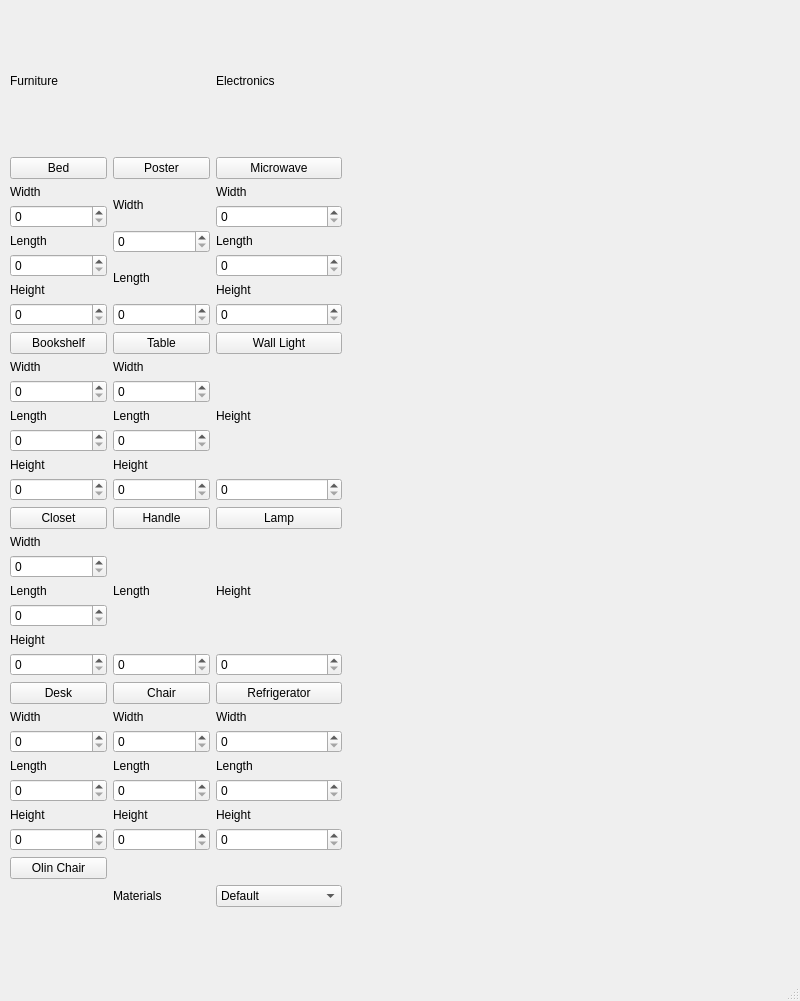
Qt form Gui5.ui (nlintz/Room-Arranger) before a commit.
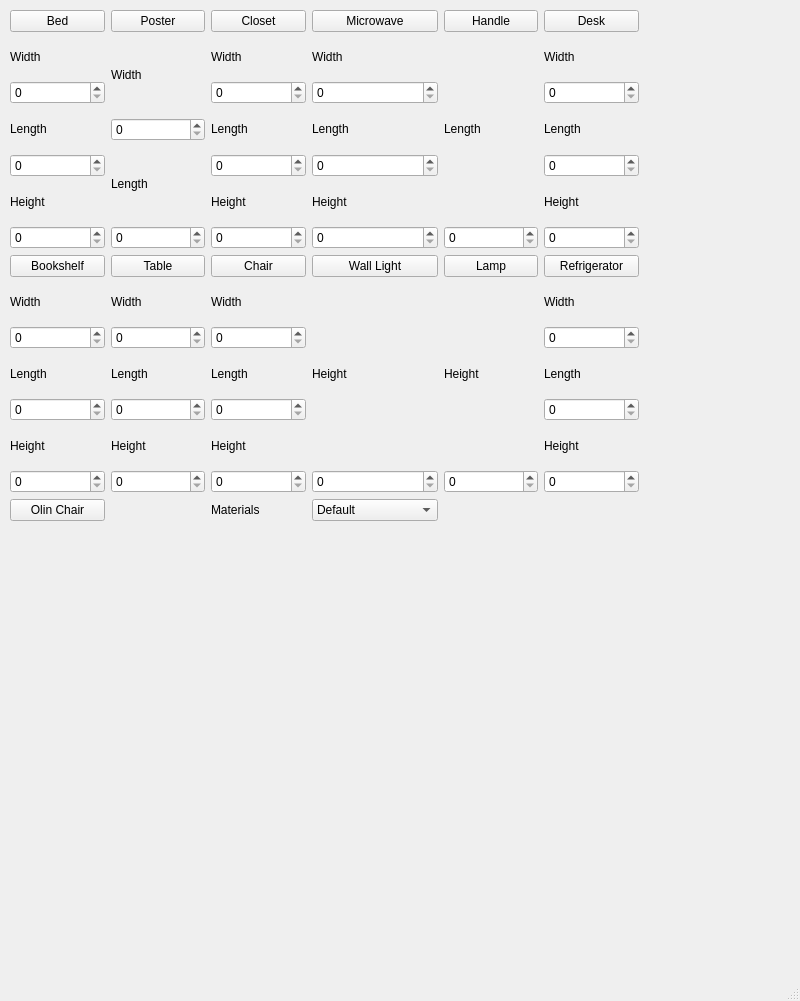
The same form after that commit.

Commit message: major changes to gui layout

Diff of the .ui file:
```diff
--- a/Gui5.ui
+++ b/Gui5.ui
@@ -19,92 +19,57 @@
      <rect>
       <x>10</x>
       <y>10</y>
-      <width>332</width>
-      <height>897</height>
+      <width>629</width>
+      <height>511</height>
      </rect>
     </property>
     <layout class="QGridLayout" name="gridLayout">
-     <item row="0" column="0">
-      <widget class="QLabel" name="Furniture_Label">
-       <property name="text">
-        <string>Furniture</string>
-       </property>
-      </widget>
-     </item>
-     <item row="0" column="1">
-      <widget class="QLabel" name="TopSpacerLabel">
-       <property name="text">
-        <string/>
-       </property>
-      </widget>
-     </item>
-     <item row="0" column="2">
-      <widget class="QLabel" name="ElectronicsLabel">
-       <property name="text">
-        <string>Electronics</string>
-       </property>
-      </widget>
-     </item>
-     <item row="1" column="0">
-      <widget class="QPushButton" name="BedButton">
-       <property name="text">
-        <string>Bed</string>
-       </property>
-      </widget>
-     </item>
-     <item row="1" column="1">
-      <widget class="QPushButton" name="PosterButton">
-       <property name="text">
-        <string>Poster</string>
-       </property>
-      </widget>
-     </item>
-     <item row="1" column="2">
+     <item row="0" column="3">
       <widget class="QPushButton" name="MicrowaveButton">
        <property name="text">
         <string>Microwave</string>
        </property>
       </widget>
      </item>
-     <item row="2" column="0">
-      <layout class="QVBoxLayout" name="verticalLayout">
+     <item row="1" column="5">
+      <layout class="QVBoxLayout" name="verticalLayout_10">
        <item>
-        <widget class="QLabel" name="label_30">
+        <widget class="QLabel" name="label_12">
          <property name="text">
           <string>Width</string>
          </property>
         </widget>
        </item>
        <item>
-        <widget class="QSpinBox" name="BedWidth">
+        <widget class="QSpinBox" name="DeskWidth">
          <property name="maximum">
           <number>10</number>
          </property>
         </widget>
        </item>
        <item>
-        <widget class="QLabel" name="label_31">
+        <widget class="QLabel" name="label_13">
          <property name="text">
           <string>Length</string>
          </property>
         </widget>
        </item>
        <item>
-        <widget class="QSpinBox" name="BedLength">
+        <widget class="QSpinBox" name="DeskLength">
          <property name="maximum">
           <number>10</number>
          </property>
         </widget>
        </item>
        <item>
-        <widget class="QLabel" name="label_32">
+        <widget class="QLabel" name="label_14">
          <property name="text">
           <string>Height</string>
          </property>
         </widget>
        </item>
        <item>
-        <widget class="QSpinBox" name="BedHeight">
+        <widget class="QSpinBox" name="DeskHeight">
          <property name="maximum">
           <number>10</number>
          </property>
@@ -112,39 +77,53 @@
        </item>
       </layout>
      </item>
-     <item row="2" column="1">
-      <layout class="QVBoxLayout" name="verticalLayout_2">
+     <item row="3" column="1">
+      <layout class="QVBoxLayout" name="verticalLayout_5">
        <item>
-        <widget class="QLabel" name="label_27">
+        <widget class="QLabel" name="label_21">
          <property name="text">
           <string>Width</string>
          </property>
         </widget>
        </item>
        <item>
-        <widget class="QSpinBox" name="PosterWidth">
+        <widget class="QSpinBox" name="TableWidth">
          <property name="maximum">
           <number>10</number>
          </property>
         </widget>
        </item>
        <item>
-        <widget class="QLabel" name="label_28">
+        <widget class="QLabel" name="label_22">
          <property name="text">
           <string>Length</string>
          </property>
         </widget>
        </item>
        <item>
-        <widget class="QSpinBox" name="PosterLength">
+        <widget class="QSpinBox" name="TableLength">
          <property name="maximum">
           <number>10</number>
          </property>
         </widget>
        </item>
+       <item>
+        <widget class="QLabel" name="label_23">
+         <property name="text">
+          <string>Height</string>
+         </property>
+        </widget>
+       </item>
+       <item>
+        <widget class="QSpinBox" name="TableHeight">
+         <property name="maximum">
+          <number>10</number>
+         </property>
+        </widget>
+       </item>
       </layout>
      </item>
-     <item row="2" column="2">
+     <item row="1" column="3">
       <layout class="QVBoxLayout" name="verticalLayout_3">
        <item>
         <widget class="QLabel" name="label_18">
@@ -190,28 +169,28 @@
        </item>
       </layout>
      </item>
-     <item row="3" column="0">
+     <item row="2" column="0">
       <widget class="QPushButton" name="BookshelfButton">
        <property name="text">
         <string>Bookshelf</string>
        </property>
       </widget>
      </item>
-     <item row="3" column="1">
+     <item row="2" column="1">
       <widget class="QPushButton" name="TableButton">
        <property name="text">
         <string>Table</string>
        </property>
       </widget>
      </item>
-     <item row="3" column="2">
+     <item row="2" column="3">
       <widget class="QPushButton" name="WallLightButton">
        <property name="text">
         <string>Wall Light</string>
        </property>
       </widget>
      </item>
-     <item row="4" column="0">
+     <item row="3" column="0">
       <layout class="QVBoxLayout" name="verticalLayout_4">
        <item>
         <widget class="QLabel" name="label_9">
@@ -257,53 +236,7 @@
        </item>
       </layout>
      </item>
-     <item row="4" column="1">
-      <layout class="QVBoxLayout" name="verticalLayout_5">
-       <item>
-        <widget class="QLabel" name="label_21">
-         <property name="text">
-          <string>Width</string>
-         </property>
-        </widget>
-       </item>
-       <item>
-        <widget class="QSpinBox" name="TableWidth">
-         <property name="maximum">
-          <number>10</number>
-         </property>
-        </widget>
-       </item>
-       <item>
-        <widget class="QLabel" name="label_22">
-         <property name="text">
-          <string>Length</string>
-         </property>
-        </widget>
-       </item>
-       <item>
-        <widget class="QSpinBox" name="TableLength">
-         <property name="maximum">
-          <number>10</number>
-         </property>
-        </widget>
-       </item>
-       <item>
-        <widget class="QLabel" name="label_23">
-         <property name="text">
-          <string>Height</string>
-         </property>
-        </widget>
-       </item>
-       <item>
-        <widget class="QSpinBox" name="TableHeight">
-         <property name="maximum">
-          <number>10</number>
-         </property>
-        </widget>
-       </item>
-      </layout>
-     </item>
-     <item row="4" column="2">
+     <item row="3" column="3">
       <layout class="QVBoxLayout" name="verticalLayout_6">
        <item>
         <widget class="QLabel" name="label_34">
@@ -321,14 +254,170 @@
        </item>
       </layout>
      </item>
-     <item row="5" column="0">
-      <widget class="QPushButton" name="ClosetButton">
+     <item row="0" column="0">
+      <widget class="QPushButton" name="BedButton">
        <property name="text">
-        <string>Closet</string>
+        <string>Bed</string>
        </property>
       </widget>
      </item>
-     <item row="6" column="0">
+     <item row="0" column="1">
+      <widget class="QPushButton" name="PosterButton">
+       <property name="text">
+        <string>Poster</string>
+       </property>
+      </widget>
+     </item>
+     <item row="3" column="5">
+      <layout class="QVBoxLayout" name="verticalLayout_12">
+       <item>
+        <widget class="QLabel" name="label_35">
+         <property name="text">
+          <string>Width</string>
+         </property>
+        </widget>
+       </item>
+       <item>
+        <widget class="QSpinBox" name="RefrigeratorWidth">
+         <property name="maximum">
+          <number>10</number>
+         </property>
+        </widget>
+       </item>
+       <item>
+        <widget class="QLabel" name="label_36">
+         <property name="text">
+          <string>Length</string>
+         </property>
+        </widget>
+       </item>
+       <item>
+        <widget class="QSpinBox" name="RefrigeratorLength">
+         <property name="maximum">
+          <number>10</number>
+         </property>
+        </widget>
+       </item>
+       <item>
+        <widget class="QLabel" name="label_37">
+         <property name="text">
+          <string>Height</string>
+         </property>
+        </widget>
+       </item>
+       <item>
+        <widget class="QSpinBox" name="RefrigeratorHeight">
+         <property name="maximum">
+          <number>10</number>
+         </property>
+        </widget>
+       </item>
+      </layout>
+     </item>
+     <item row="1" column="4">
+      <layout class="QVBoxLayout" name="verticalLayout_13">
+       <item>
+        <widget class="QLabel" name="label_33">
+         <property name="text">
+          <string>Length</string>
+         </property>
+        </widget>
+       </item>
+       <item>
+        <widget class="QSpinBox" name="HandleLength">
+         <property name="maximum">
+          <number>10</number>
+         </property>
+        </widget>
+       </item>
+      </layout>
+     </item>
+     <item row="1" column="0">
+      <layout class="QVBoxLayout" name="verticalLayout">
+       <item>
+        <widget class="QLabel" name="label_30">
+         <property name="text">
+          <string>Width</string>
+         </property>
+        </widget>
+       </item>
+       <item>
+        <widget class="QSpinBox" name="BedWidth">
+         <property name="maximum">
+          <number>10</number>
+         </property>
+        </widget>
+       </item>
+       <item>
+        <widget class="QLabel" name="label_31">
+         <property name="text">
+          <string>Length</string>
+         </property>
+        </widget>
+       </item>
+       <item>
+        <widget class="QSpinBox" name="BedLength">
+         <property name="maximum">
+          <number>10</number>
+         </property>
+        </widget>
+       </item>
+       <item>
+        <widget class="QLabel" name="label_32">
+         <property name="text">
+          <string>Height</string>
+         </property>
+        </widget>
+       </item>
+       <item>
+        <widget class="QSpinBox" name="BedHeight">
+         <property name="maximum">
+          <number>10</number>
+         </property>
+        </widget>
+       </item>
+      </layout>
+     </item>
+     <item row="0" column="4">
+      <widget class="QPushButton" name="HandleButton">
+       <property name="text">
+        <string>Handle</string>
+       </property>
+      </widget>
+     </item>
+     <item row="1" column="1">
+      <layout class="QVBoxLayout" name="verticalLayout_2">
+       <item>
+        <widget class="QLabel" name="label_27">
+         <property name="text">
+          <string>Width</string>
+         </property>
+        </widget>
+       </item>
+       <item>
+        <widget class="QSpinBox" name="PosterWidth">
+         <property name="maximum">
+          <number>10</number>
+         </property>
+        </widget>
+       </item>
+       <item>
+        <widget class="QLabel" name="label_28">
+         <property name="text">
+          <string>Length</string>
+         </property>
+        </widget>
+       </item>
+       <item>
+        <widget class="QSpinBox" name="PosterLength">
+         <property name="maximum">
+          <number>10</number>
+         </property>
+        </widget>
+       </item>
+      </layout>
+     </item>
+     <item row="1" column="2">
       <layout class="QVBoxLayout" name="verticalLayout_7">
        <item>
         <widget class="QLabel" name="label_3">
@@ -374,40 +463,8 @@
        </item>
       </layout>
      </item>
-     <item row="5" column="1">
-      <widget class="QPushButton" name="HandleButton">
-       <property name="text">
-        <string>Handle</string>
-       </property>
-      </widget>
-     </item>
-     <item row="5" column="2">
-      <widget class="QPushButton" name="LampButton">
-       <property name="text">
-        <string>Lamp</string>
-       </property>
-      </widget>
-     </item>
-     <item row="6" column="1">
-      <layout class="QVBoxLayout" name="verticalLayout_8">
-       <item>
-        <widget class="QLabel" name="label_33">
-         <property name="text">
-          <string>Length</string>
-         </property>
-        </widget>
-       </item>
-       <item>
-        <widget class="QSpinBox" name="HandleLength">
-         <property name="maximum">
-          <number>10</number>
-         </property>
-        </widget>
-       </item>
-      </layout>
-     </item>
-     <item row="6" column="2">
-      <layout class="QVBoxLayout" name="verticalLayout_9">
+     <item row="3" column="4">
+      <layout class="QVBoxLayout" name="verticalLayout_15">
        <item>
         <widget class="QLabel" name="label_29">
          <property name="text">
@@ -424,180 +481,42 @@
        </item>
       </layout>
      </item>
-     <item row="7" column="0">
-      <widget class="QPushButton" name="DeskButton">
+     <item row="4" column="2">
+      <widget class="QLabel" name="MaterialsLabel">
        <property name="text">
-        <string>Desk</string>
+        <string>Materials</string>
        </property>
       </widget>
      </item>
-     <item row="7" column="1">
+     <item row="2" column="2">
       <widget class="QPushButton" name="ChairButton">
        <property name="text">
         <string>Chair</string>
        </property>
       </widget>
      </item>
-     <item row="7" column="2">
-      <widget class="QPushButton" name="RefrigeratorButton">
-       <property name="text">
-        <string>Refrigerator</string>
-       </property>
-      </widget>
-     </item>
-     <item row="8" column="0">
-      <layout class="QVBoxLayout" name="verticalLayout_10">
-       <item>
-        <widget class="QLabel" name="label_12">
-         <property name="text">
-          <string>Width</string>
-         </property>
-        </widget>
-       </item>
-       <item>
-        <widget class="QSpinBox" name="DeskWidth">
-         <property name="maximum">
-          <number>10</number>
-         </property>
-        </widget>
-       </item>
-       <item>
-        <widget class="QLabel" name="label_13">
-         <property name="text">
-          <string>Length</string>
-         </property>
-        </widget>
-       </item>
-       <item>
-        <widget class="QSpinBox" name="DeskLength">
-         <property name="maximum">
-          <number>10</number>
-         </property>
-        </widget>
-       </item>
-       <item>
-        <widget class="QLabel" name="label_14">
-         <property name="text">
-          <string>Height</string>
-         </property>
-        </widget>
-       </item>
-       <item>
-        <widget class="QSpinBox" name="DeskHeight">
-         <property name="maximum">
-          <number>10</number>
-         </property>
-        </widget>
-       </item>
-      </layout>
-     </item>
-     <item row="8" column="1">
-      <layout class="QVBoxLayout" name="verticalLayout_11">
-       <item>
-        <widget class="QLabel" name="label_24">
-         <property name="text">
-          <string>Width</string>
-         </property>
-        </widget>
-       </item>
-       <item>
-        <widget class="QSpinBox" name="ChairWidth">
-         <property name="maximum">
-          <number>10</number>
-         </property>
-        </widget>
-       </item>
-       <item>
-        <widget class="QLabel" name="label_25">
-         <property name="text">
-          <string>Length</string>
-         </property>
-        </widget>
-       </item>
-       <item>
-        <widget class="QSpinBox" name="ChairLength">
-         <property name="maximum">
-          <number>10</number>
-         </property>
-        </widget>
-       </item>
-       <item>
-        <widget class="QLabel" name="label_26">
-         <property name="text">
-          <string>Height</string>
-         </property>
-        </widget>
-       </item>
-       <item>
-        <widget class="QSpinBox" name="ChairHeight">
-         <property name="maximum">
-          <number>10</number>
-         </property>
-        </widget>
-       </item>
-      </layout>
-     </item>
-     <item row="8" column="2">
-      <layout class="QVBoxLayout" name="verticalLayout_12">
-       <item>
-        <widget class="QLabel" name="label_35">
-         <property name="text">
-          <string>Width</string>
-         </property>
-        </widget>
-       </item>
-       <item>
-        <widget class="QSpinBox" name="RefrigeratorWidth">
-         <property name="maximum">
-          <number>10</number>
-         </property>
-        </widget>
-       </item>
-       <item>
-        <widget class="QLabel" name="label_36">
-         <property name="text">
-          <string>Length</string>
-         </property>
-        </widget>
-       </item>
-       <item>
-        <widget class="QSpinBox" name="RefrigeratorLength">
-         <property name="maximum">
-          <number>10</number>
-         </property>
-        </widget>
-       </item>
-       <item>
-        <widget class="QLabel" name="label_37">
-         <property name="text">
-          <string>Height</string>
-         </property>
-        </widget>
-       </item>
-       <item>
-        <widget class="QSpinBox" name="RefrigeratorHeight">
-         <property name="maximum">
-          <number>10</number>
-         </property>
-        </widget>
-       </item>
-      </layout>
-     </item>
-     <item row="9" column="0">
+     <item row="4" column="0">
       <widget class="QPushButton" name="OlinChairButton">
        <property name="text">
         <string>Olin Chair</string>
        </property>
       </widget>
      </item>
-     <item row="10" column="1">
-      <widget class="QLabel" name="MaterialsLabel">
+     <item row="2" column="4">
+      <widget class="QPushButton" name="LampButton">
        <property name="text">
-        <string>Materials</string>
+        <string>Lamp</string>
        </property>
       </widget>
      </item>
-     <item row="10" column="2">
+     <item row="0" column="2">
+      <widget class="QPushButton" name="ClosetButton">
+       <property name="text">
+        <string>Closet</string>
+       </property>
+      </widget>
+     </item>
+     <item row="4" column="3">
       <widget class="QComboBox" name="MaterialBox">
        <item>
         <property name="text">
@@ -676,9 +595,69 @@
        </item>
       </widget>
      </item>
+     <item row="0" column="5">
+      <widget class="QPushButton" name="DeskButton">
+       <property name="text">
+        <string>Desk</string>
+       </property>
+      </widget>
+     </item>
+     <item row="3" column="2">
+      <layout class="QVBoxLayout" name="verticalLayout_14">
+       <item>
+        <widget class="QLabel" name="label_24">
+         <property name="text">
+          <string>Width</string>
+         </property>
+        </widget>
+       </item>
+       <item>
+        <widget class="QSpinBox" name="ChairWidth">
+         <property name="maximum">
+          <number>10</number>
+         </property>
+        </widget>
+       </item>
+       <item>
+        <widget class="QLabel" name="label_25">
+         <property name="text">
+          <string>Length</string>
+         </property>
+        </widget>
+       </item>
+       <item>
+        <widget class="QSpinBox" name="ChairLength">
+         <property name="maximum">
+          <number>10</number>
+         </property>
+        </widget>
+       </item>
+       <item>
+        <widget class="QLabel" name="label_26">
+         <property name="text">
+          <string>Height</string>
+         </property>
+        </widget>
+       </item>
+       <item>
+        <widget class="QSpinBox" name="ChairHeight">
+         <property name="maximum">
+          <number>10</number>
+         </property>
+        </widget>
+       </item>
+      </layout>
+     </item>
+     <item row="2" column="5">
+      <widget class="QPushButton" name="RefrigeratorButton">
+       <property name="text">
+        <string>Refrigerator</string>
+       </property>
+      </widget>
+     </item>
     </layout>
    </widget>
-   <widget class="QWidget" name="">
+   <widget class="QWidget" name="layoutWidget">
     <property name="geometry">
      <rect>
       <x>0</x>
```
Left out of the diff: 66 changed lines with no effect on the pictures. The commit also changes 1 other file.
